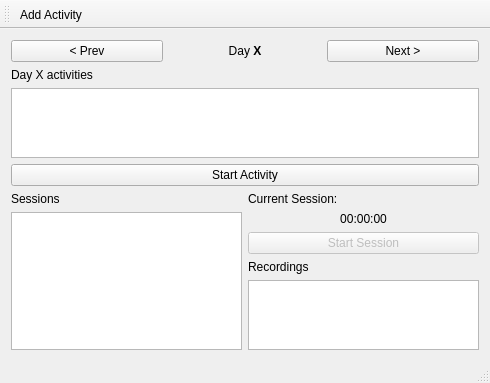
Qt form src/TimeTracker/mainwindow.ui (miere43/jatt) before a commit.
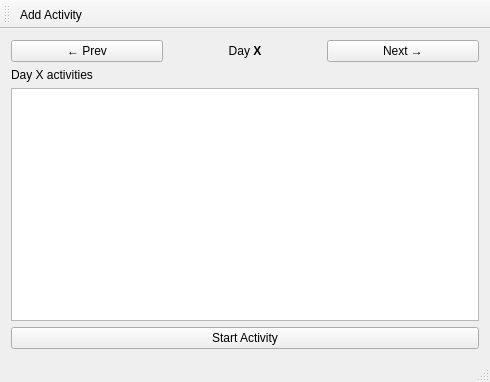
The same form after that commit.

What changed in the file:
```diff
--- a/src/TimeTracker/mainwindow.ui
+++ b/src/TimeTracker/mainwindow.ui
@@ -7,7 +7,7 @@
     <x>0</x>
     <y>0</y>
     <width>490</width>
-    <height>338</height>
+    <height>382</height>
    </rect>
   </property>
   <property name="windowTitle">
@@ -16,13 +16,11 @@
   <widget class="QWidget" name="centralWidget">
    <layout class="QVBoxLayout" name="verticalLayout_4">
     <item>
-     <layout class="QVBoxLayout" name="verticalLayout_3">
-      <item>
        <layout class="QHBoxLayout" name="horizontalLayout_2">
         <item>
-         <widget class="QPushButton" name="nextDayButton">
+       <widget class="QPushButton" name="prevDayButton">
           <property name="text">
-           <string>&lt; Prev</string>
+         <string>← Prev</string>
           </property>
          </widget>
         </item>
@@ -43,9 +41,9 @@
          </widget>
         </item>
         <item>
-         <widget class="QPushButton" name="prevDayButton">
+       <widget class="QPushButton" name="nextDayButton">
           <property name="text">
-           <string>Next &gt;</string>
+         <string>Next →</string>
           </property>
          </widget>
         </item>
@@ -61,8 +59,6 @@
       <item>
        <widget class="QListView" name="activitiesListView"/>
       </item>
-     </layout>
-    </item>
     <item>
      <widget class="QPushButton" name="startActivityButton">
       <property name="text">
@@ -70,68 +66,6 @@
       </property>
      </widget>
     </item>
-    <item>
-     <layout class="QHBoxLayout" name="horizontalLayout">
-      <item>
-       <layout class="QVBoxLayout" name="verticalLayout_2">
-        <item>
-         <widget class="QLabel" name="sessionLabel">
-          <property name="text">
-           <string>Sessions</string>
-          </property>
-         </widget>
-        </item>
-        <item>
-         <widget class="QListView" name="sessionListView"/>
-        </item>
-       </layout>
-      </item>
-      <item>
-       <layout class="QVBoxLayout" name="verticalLayout">
-        <item>
-         <widget class="QLabel" name="currentSessionLabel">
-          <property name="text">
-           <string>Current Session: &lt;none&gt;</string>
-          </property>
-         </widget>
-        </item>
-        <item>
-         <widget class="QLabel" name="sessionTimeLabel">
-          <property name="text">
-           <string>00:00:00</string>
-          </property>
-          <property name="textFormat">
-           <enum>Qt::PlainText</enum>
-          </property>
-          <property name="alignment">
-           <set>Qt::AlignCenter</set>
-          </property>
-         </widget>
-        </item>
-        <item>
-         <widget class="QPushButton" name="startStopSessionButton">
-          <property name="enabled">
-           <bool>false</bool>
-          </property>
-          <property name="text">
-           <string>Start Session</string>
-          </property>
-         </widget>
-        </item>
-        <item>
-         <widget class="QLabel" name="recordingLabel">
-          <property name="text">
-           <string>Recordings</string>
-          </property>
-         </widget>
-        </item>
-        <item>
-         <widget class="QListView" name="recordingListView"/>
-        </item>
-       </layout>
-      </item>
-     </layout>
-    </item>
    </layout>
   </widget>
   <widget class="QToolBar" name="mainToolBar">
```
Left out of the diff: 21 changed lines with no effect on the pictures. Lines whose indentation alone changed are shown as unchanged.
